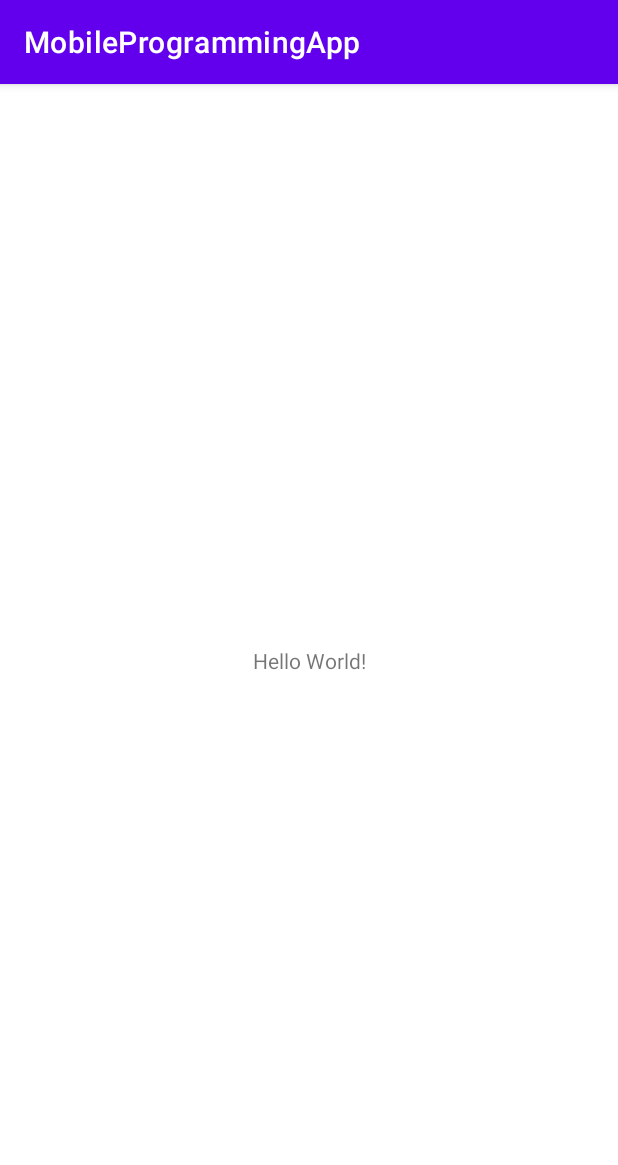
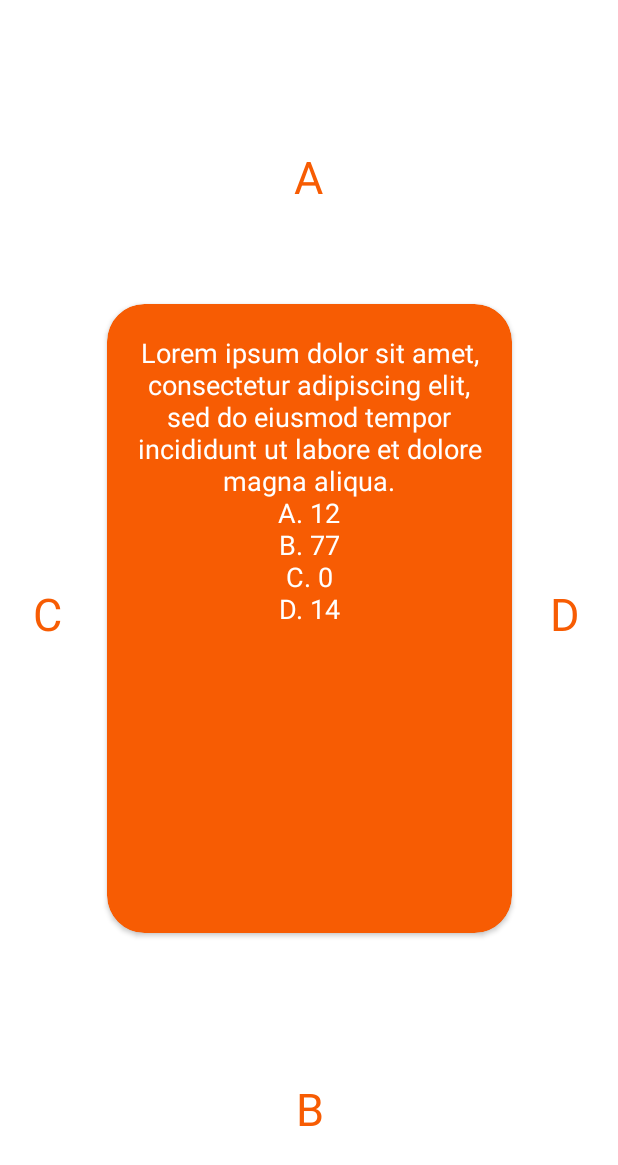
Before and after one commit to hardwin27/MobileProgrammingApp, an Android app: the screen it shows after launch (MainActivity before the commit, Questioner after it), on a phone screen of 412 x 824 dp. Shown: the top 1165 px of the screen. Run offline under Robolectric (Android 15) with nearby library versions, the phone set to English and light mode, and no system bars.

Commit message:
Add layout for Questioner

```diff
--- a/app/src/main/AndroidManifest.xml
+++ b/app/src/main/AndroidManifest.xml
@@ -9,7 +9,8 @@
         android:roundIcon="@mipmap/ic_launcher_round"
         android:supportsRtl="true"
         android:theme="@style/Theme.MobileProgrammingApp">
-        <activity android:name=".MainActivity">
+        <activity android:name=".MainActivity"></activity>
+        <activity android:name=".Questioner">
             <intent-filter>
                 <action android:name="android.intent.action.MAIN" />
 
--- /dev/null
+++ b/app/src/main/java/com/example/mobileprogrammingapp/Questioner.java
@@ -0,0 +1,14 @@
+package com.example.mobileprogrammingapp;
+
+import androidx.appcompat.app.AppCompatActivity;
+
+import android.os.Bundle;
+
+public class Questioner extends AppCompatActivity {
+
+    @Override
+    protected void onCreate(Bundle savedInstanceState) {
+        super.onCreate(savedInstanceState);
+        setContentView(R.layout.activity_questioner);
+    }
+}
--- a/app/src/main/res/layout/activity_main.xml
+++ b/app/src/main/res/layout/activity_main.xml
@@ -4,15 +4,4 @@
     xmlns:tools="http://schemas.android.com/tools"
     android:layout_width="match_parent"
     android:layout_height="match_parent"
-    tools:context=".MainActivity">
-
-    <TextView
-        android:layout_width="wrap_content"
-        android:layout_height="wrap_content"
-        android:text="Hello World!"
-        app:layout_constraintBottom_toBottomOf="parent"
-        app:layout_constraintLeft_toLeftOf="parent"
-        app:layout_constraintRight_toRightOf="parent"
-        app:layout_constraintTop_toTopOf="parent" />
-
-</androidx.constraintlayout.widget.ConstraintLayout>
+    tools:context=".MainActivity"/>
--- /dev/null
+++ b/app/src/main/res/layout/activity_questioner.xml
@@ -0,0 +1,122 @@
+<?xml version="1.0" encoding="utf-8"?>
+<androidx.constraintlayout.widget.ConstraintLayout xmlns:android="http://schemas.android.com/apk/res/android"
+    xmlns:app="http://schemas.android.com/apk/res-auto"
+    xmlns:tools="http://schemas.android.com/tools"
+    android:layout_width="match_parent"
+    android:layout_height="match_parent"
+    android:background="#FFFFFF"
+    tools:context=".Questioner">
+
+    <TextView
+        android:id="@+id/textView5"
+        android:layout_width="56dp"
+        android:layout_height="56dp"
+        android:layout_margin="0dp"
+        android:layout_marginStart="8dp"
+        android:layout_marginTop="8dp"
+        android:layout_marginEnd="8dp"
+        android:layout_marginBottom="8dp"
+        android:padding="5dp"
+        android:text="B"
+        android:textAlignment="center"
+        android:textColor="#F75C03"
+        android:textSize="30sp"
+        app:layout_constraintBottom_toBottomOf="parent"
+        app:layout_constraintEnd_toEndOf="parent"
+        app:layout_constraintHorizontal_bias="0.501"
+        app:layout_constraintStart_toStartOf="parent"
+        app:layout_constraintTop_toBottomOf="@+id/questionCard"
+        app:layout_constraintVertical_bias="0.627" />
+
+    <TextView
+        android:id="@+id/textView3"
+        android:layout_width="56dp"
+        android:layout_height="56dp"
+        android:layout_margin="0dp"
+        android:layout_marginStart="8dp"
+        android:layout_marginTop="8dp"
+        android:layout_marginEnd="8dp"
+        android:layout_marginBottom="8dp"
+        android:padding="5dp"
+        android:text="A"
+        android:textAlignment="center"
+        android:textColor="#F75C03"
+        android:textSize="30sp"
+        app:layout_constraintBottom_toTopOf="@+id/questionCard"
+        app:layout_constraintEnd_toEndOf="parent"
+        app:layout_constraintHorizontal_bias="0.498"
+        app:layout_constraintStart_toStartOf="parent"
+        app:layout_constraintTop_toTopOf="parent"
+        app:layout_constraintVertical_bias="0.629" />
+
+    <androidx.cardview.widget.CardView
+        android:id="@+id/questionCard"
+        android:layout_width="270dp"
+        android:layout_height="419dp"
+        android:layout_margin="0dp"
+        android:layout_marginStart="8dp"
+        android:layout_marginTop="8dp"
+        android:layout_marginEnd="8dp"
+        android:layout_marginBottom="8dp"
+        app:cardBackgroundColor="#F75C03"
+        app:cardCornerRadius="25dp"
+        app:layout_constraintBottom_toBottomOf="parent"
+        app:layout_constraintEnd_toEndOf="parent"
+        app:layout_constraintStart_toStartOf="parent"
+        app:layout_constraintTop_toTopOf="parent">
+
+        <TextView
+            android:id="@+id/question"
+            android:layout_width="match_parent"
+            android:layout_height="match_parent"
+            android:layout_margin="0dp"
+            android:background="#00FFFFFF"
+            android:padding="20dp"
+            android:text="Lorem ipsum dolor sit amet, consectetur adipiscing elit, sed do eiusmod tempor incididunt ut labore et dolore magna aliqua.\nA. 12\nB. 77\nC. 0\nD. 14"
+            android:textAlignment="center"
+            android:textColor="#FFFFFF"
+            android:textSize="18sp" />
+    </androidx.cardview.widget.CardView>
+
+    <TextView
+        android:id="@+id/textView2"
+        android:layout_width="56dp"
+        android:layout_height="56dp"
+        android:layout_margin="0dp"
+        android:layout_marginStart="8dp"
+        android:layout_marginTop="8dp"
+        android:layout_marginEnd="8dp"
+        android:layout_marginBottom="8dp"
+        android:padding="5dp"
+        android:text="C"
+        android:textAlignment="center"
+        android:textColor="#F75C03"
+        android:textSize="30sp"
+        app:layout_constraintBottom_toBottomOf="parent"
+        app:layout_constraintEnd_toStartOf="@+id/questionCard"
+        app:layout_constraintHorizontal_bias="0.23"
+        app:layout_constraintStart_toStartOf="parent"
+        app:layout_constraintTop_toTopOf="parent"
+        app:layout_constraintVertical_bias="0.499" />
+
+    <TextView
+        android:id="@+id/textView6"
+        android:layout_width="56dp"
+        android:layout_height="56dp"
+        android:layout_margin="0dp"
+        android:layout_marginStart="8dp"
+        android:layout_marginTop="8dp"
+        android:layout_marginEnd="8dp"
+        android:layout_marginBottom="8dp"
+        android:padding="5dp"
+        android:text="D"
+        android:textAlignment="center"
+        android:textColor="#F75C03"
+        android:textSize="30sp"
+        app:layout_constraintBottom_toBottomOf="parent"
+        app:layout_constraintEnd_toEndOf="parent"
+        app:layout_constraintStart_toEndOf="@+id/questionCard"
+        app:layout_constraintTop_toTopOf="parent"
+        app:layout_constraintVertical_bias="0.499" />
+
+</androidx.constraintlayout.widget.ConstraintLayout>
--- a/app/src/main/res/values-night/themes.xml
+++ b/app/src/main/res/values-night/themes.xml
@@ -1,6 +1,6 @@
 <resources xmlns:tools="http://schemas.android.com/tools">
     <!-- Base application theme. -->
-    <style name="Theme.MobileProgrammingApp" parent="Theme.MaterialComponents.DayNight.DarkActionBar">
+    <style name="Theme.MobileProgrammingApp" parent="Theme.MaterialComponents.DayNight.NoActionBar">
         <!-- Primary brand color. -->
         <item name="colorPrimary">@color/purple_200</item>
         <item name="colorPrimaryVariant">@color/purple_700</item>
--- a/app/src/main/res/values/themes.xml
+++ b/app/src/main/res/values/themes.xml
@@ -1,6 +1,6 @@
 <resources xmlns:tools="http://schemas.android.com/tools">
     <!-- Base application theme. -->
-    <style name="Theme.MobileProgrammingApp" parent="Theme.MaterialComponents.DayNight.DarkActionBar">
+    <style name="Theme.MobileProgrammingApp" parent="Theme.MaterialComponents.DayNight.NoActionBar">
         <!-- Primary brand color. -->
         <item name="colorPrimary">@color/purple_500</item>
         <item name="colorPrimaryVariant">@color/purple_700</item>
```
Also changed, not shown: app/src/main/res/drawable/logo_mc.png (renamed from app/src/main/res/drawable/LogoMC.png).
